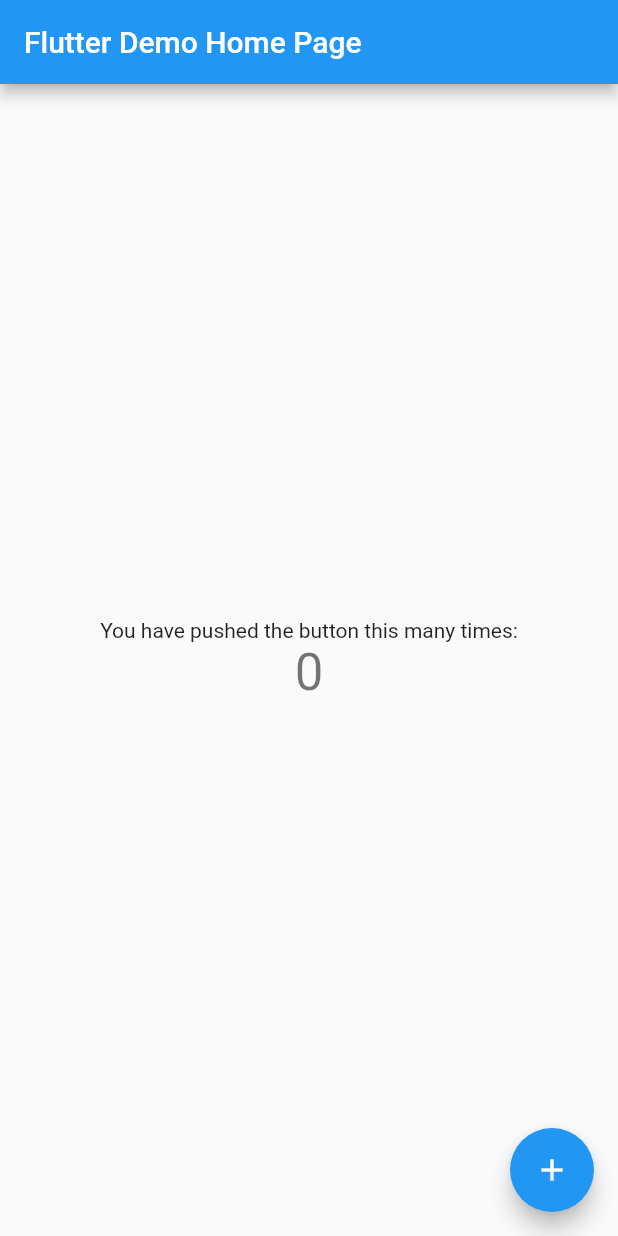
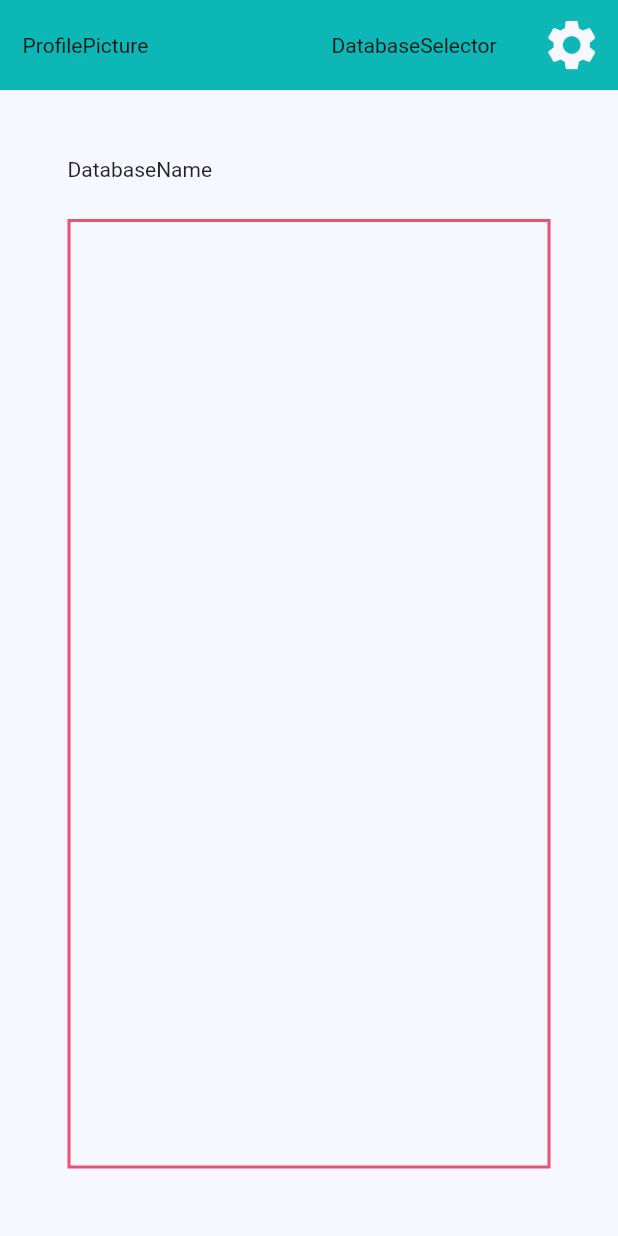
Before and after one commit to Gunlek/StockManager, a Flutter app: the screen it shows after launch, on a phone screen of 412 x 824 dp. Run offline on Flutter 3.47's test engine with Material 2 defaults, Android fonts, the phone set to English and light mode, and no system bars.

Commit message:
:sparkles: (Wireframe) Implement global wireframe of the app

```diff
--- /dev/null
+++ b/lib/Widgets/DatabaseSelector.dart
@@ -0,0 +1,20 @@
+import 'package:flutter/material.dart';
+import 'package:stockmanager/theme/CustomTheme.dart';
+
+class DatabaseSelector extends StatefulWidget {
+  @override
+  State<DatabaseSelector> createState() => DatabaseSelectorState();
+}
+
+class DatabaseSelectorState extends State<DatabaseSelector> {
+  @override
+  Widget build(BuildContext context) {
+    return Padding(
+      padding: EdgeInsets.only(
+        left: CustomTheme.navbarPadding,
+        right: CustomTheme.navbarPadding,
+      ),
+      child: Text("DatabaseSelector"),
+    );
+  }
+}
--- /dev/null
+++ b/lib/Widgets/ElementsList.dart
@@ -0,0 +1,25 @@
+import 'package:flutter/cupertino.dart';
+import 'package:stockmanager/theme/CustomColors.dart';
+import 'package:stockmanager/theme/CustomTheme.dart';
+
+class ElementsList extends StatefulWidget {
+  @override
+  State<ElementsList> createState() => ElementsListState();
+}
+
+class ElementsListState extends State<ElementsList> {
+  @override
+  Widget build(BuildContext context) {
+    return Flexible(
+      child: Container(
+        constraints: BoxConstraints.expand(),
+        decoration: BoxDecoration(
+          border: Border.all(
+            color: CustomColors.secondaryLight,
+            width: CustomTheme.mainBorderWidth,
+          ),
+        ),
+      ),
+    );
+  }
+}
--- /dev/null
+++ b/lib/Widgets/Navbar.dart
@@ -0,0 +1,49 @@
+import 'package:flutter/cupertino.dart';
+import 'package:flutter/material.dart';
+import 'package:stockmanager/Widgets/DatabaseSelector.dart';
+import 'package:stockmanager/Widgets/ProfilePicture.dart';
+import 'package:stockmanager/theme/CustomColors.dart';
+import 'package:stockmanager/theme/CustomTheme.dart';
+
+class Navbar extends StatelessWidget {
+  @override
+  Widget build(BuildContext context) {
+    return Container(
+      height: 60,
+      color: CustomColors.primaryLight,
+      child: Row(
+        children: [
+          Flexible(
+            child: Row(
+              mainAxisAlignment: MainAxisAlignment.start,
+              children: [
+                ProfilePicture(),
+              ],
+            ),
+            flex: 1,
+          ),
+          Flexible(
+            child: Row(
+              mainAxisAlignment: MainAxisAlignment.end,
+              children: [
+                DatabaseSelector(),
+                Padding(
+                  padding: EdgeInsets.only(
+                    left: CustomTheme.navbarPadding,
+                    right: CustomTheme.navbarPadding,
+                  ),
+                  child: Icon(
+                    Icons.settings,
+                    color: CustomColors.lightContrastLight,
+                    size: 40,
+                  ),
+                ),
+              ],
+            ),
+            flex: 1,
+          ),
+        ],
+      ),
+    );
+  }
+}
--- /dev/null
+++ b/lib/Widgets/ProfilePicture.dart
@@ -0,0 +1,15 @@
+import 'package:flutter/material.dart';
+import 'package:stockmanager/theme/CustomTheme.dart';
+
+class ProfilePicture extends StatelessWidget {
+  @override
+  Widget build(BuildContext context) {
+    return Padding(
+      padding: EdgeInsets.only(
+        left: CustomTheme.navbarPadding,
+        right: CustomTheme.navbarPadding,
+      ),
+      child: Text("ProfilePicture"),
+    );
+  }
+}
--- a/lib/main.dart
+++ b/lib/main.dart
@@ -1,113 +1,64 @@
 import 'package:flutter/material.dart';
+import 'package:stockmanager/Widgets/Navbar.dart';
+import 'package:stockmanager/theme/CustomColors.dart';
+import 'package:stockmanager/theme/CustomTheme.dart';
+
+import 'Widgets/ElementsList.dart';
 
 void main() {
-  runApp(MyApp());
+  runApp(StockManager());
 }
 
-class MyApp extends StatelessWidget {
-  // This widget is the root of your application.
+class StockManager extends StatelessWidget {
   @override
   Widget build(BuildContext context) {
     return MaterialApp(
-      title: 'Flutter Demo',
-      theme: ThemeData(
-        // This is the theme of your application.
-        //
-        // Try running your application with "flutter run". You'll see the
-        // application has a blue toolbar. Then, without quitting the app, try
-        // changing the primarySwatch below to Colors.green and then invoke
-        // "hot reload" (press "r" in the console where you ran "flutter run",
-        // or simply save your changes to "hot reload" in a Flutter IDE).
-        // Notice that the counter didn't reset back to zero; the application
-        // is not restarted.
-        primarySwatch: Colors.blue,
-      ),
-      home: MyHomePage(title: 'Flutter Demo Home Page'),
+      debugShowCheckedModeBanner: false,
+      title: 'StockManager',
+      home: MyHomePage(),
     );
   }
 }
 
 class MyHomePage extends StatefulWidget {
-  MyHomePage({Key? key, required this.title}) : super(key: key);
-
-  // This widget is the home page of your application. It is stateful, meaning
-  // that it has a State object (defined below) that contains fields that affect
-  // how it looks.
-
-  // This class is the configuration for the state. It holds the values (in this
-  // case the title) provided by the parent (in this case the App widget) and
-  // used by the build method of the State. Fields in a Widget subclass are
-  // always marked "final".
-
-  final String title;
+  MyHomePage({Key? key}) : super(key: key);
 
   @override
   _MyHomePageState createState() => _MyHomePageState();
 }
 
 class _MyHomePageState extends State<MyHomePage> {
-  int _counter = 0;
-
-  void _incrementCounter() {
-    setState(() {
-      // This call to setState tells the Flutter framework that something has
-      // changed in this State, which causes it to rerun the build method below
-      // so that the display can reflect the updated values. If we changed
-      // _counter without calling setState(), then the build method would not be
-      // called again, and so nothing would appear to happen.
-      _counter++;
-    });
-  }
-
   @override
   Widget build(BuildContext context) {
-    // This method is rerun every time setState is called, for instance as done
-    // by the _incrementCounter method above.
-    //
-    // The Flutter framework has been optimized to make rerunning build methods
-    // fast, so that you can just rebuild anything that needs updating rather
-    // than having to individually change instances of widgets.
     return Scaffold(
-      appBar: AppBar(
-        // Here we take the value from the MyHomePage object that was created by
-        // the App.build method, and use it to set our appbar title.
-        title: Text(widget.title),
+      backgroundColor: CustomColors.lightContrastLight,
+      body: Center(
+        child: Column(mainAxisAlignment: MainAxisAlignment.start, children: [
+          Navbar(),
+          Flexible(
+            child: Padding(
+              padding: EdgeInsets.all(
+                CustomTheme.mainPadding,
+              ),
+              child: Container(
+                constraints: BoxConstraints.expand(),
+                child: Column(
+                  mainAxisAlignment: MainAxisAlignment.start,
+                  crossAxisAlignment: CrossAxisAlignment.start,
+                  mainAxisSize: MainAxisSize.max,
+                  children: [
+                    Padding(
+                      padding: EdgeInsets.only(bottom: 25),
+                      child: Text("DatabaseName"),
+                    ),
+                    ElementsList(),
+                  ],
+                ),
+              ),
+            ),
+          )
+        ]),
       ),
-      body: Center(
-        // Center is a layout widget. It takes a single child and positions it
-        // in the middle of the parent.
-        child: Column(
-          // Column is also a layout widget. It takes a list of children and
-          // arranges them vertically. By default, it sizes itself to fit its
-          // children horizontally, and tries to be as tall as its parent.
-          //
-          // Invoke "debug painting" (press "p" in the console, choose the
-          // "Toggle Debug Paint" action from the Flutter Inspector in Android
-          // Studio, or the "Toggle Debug Paint" command in Visual Studio Code)
-          // to see the wireframe for each widget.
-          //
-          // Column has various properties to control how it sizes itself and
-          // how it positions its children. Here we use mainAxisAlignment to
-          // center the children vertically; the main axis here is the vertical
-          // axis because Columns are vertical (the cross axis would be
-          // horizontal).
-          mainAxisAlignment: MainAxisAlignment.center,
-          children: <Widget>[
-            Text(
-              'You have pushed the button this many times:',
-            ),
-            Text(
-              '$_counter',
-              style: Theme.of(context).textTheme.headline4,
-            ),
-          ],
-        ),
-      ),
-      floatingActionButton: FloatingActionButton(
-        onPressed: _incrementCounter,
-        tooltip: 'Increment',
-        child: Icon(Icons.add),
-      ), // This trailing comma makes auto-formatting nicer for build methods.
     );
   }
 }
--- /dev/null
+++ b/lib/theme/CustomColors.dart
@@ -0,0 +1,9 @@
+import 'dart:ui';
+
+class CustomColors {
+  static Color primaryLight = Color.fromARGB(255, 12, 183, 181);
+  static Color secondaryLight = Color.fromARGB(255, 234, 82, 111);
+  static Color darkContrastLight = Color.fromARGB(255, 62, 70, 81);
+  static Color lightContrastLight = Color.fromARGB(255, 247, 247, 255);
+  static Color accentLight = Color.fromARGB(255, 255, 238, 136);
+}
--- /dev/null
+++ b/lib/theme/CustomTheme.dart
@@ -0,0 +1,5 @@
+class CustomTheme {
+  static double navbarPadding = 15.0;
+  static double mainPadding = 45.0;
+  static double mainBorderWidth = 2.0;
+}
```
Also changed, not shown: 1 other file.
